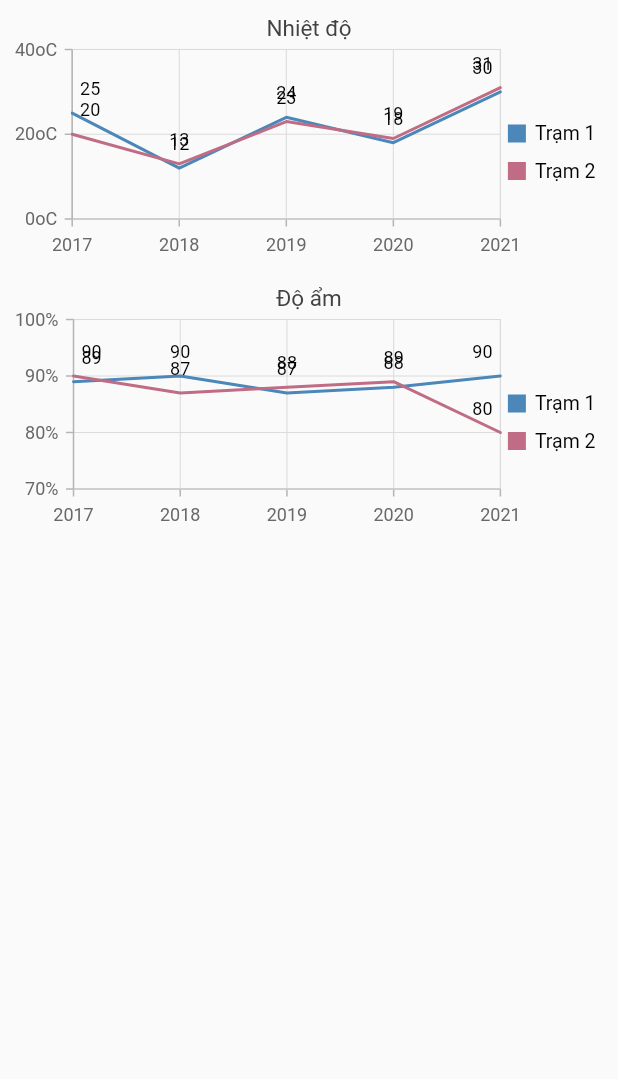
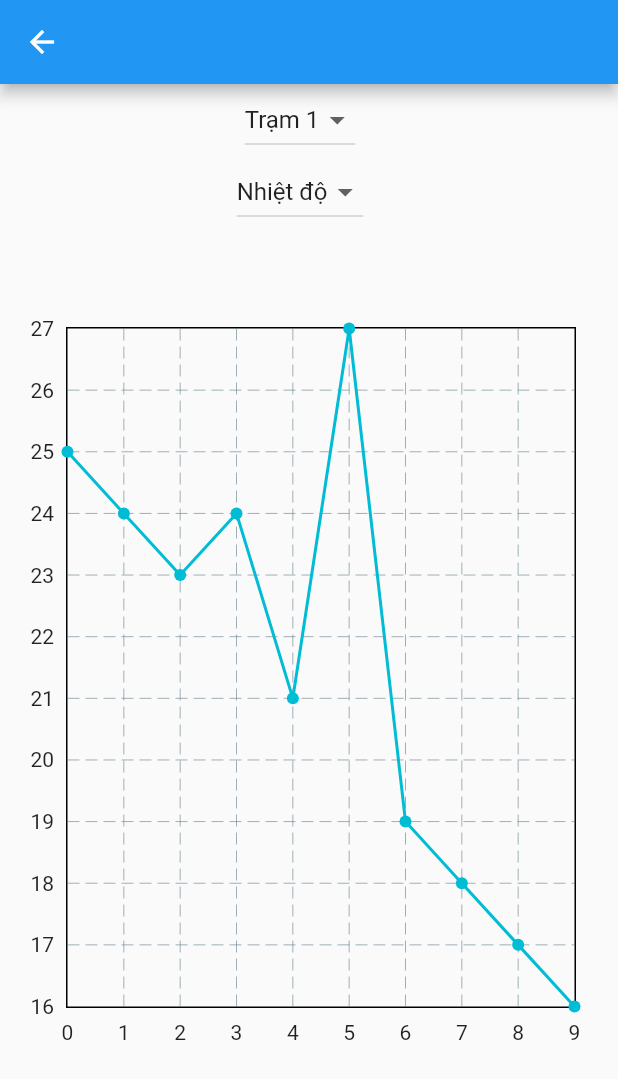
Before and after one commit to Return999999999/observe-the-environment, a Flutter app: the Charts screen opened by its route, on a phone screen of 412 x 824 dp. Shown: the top 1079 px of the screen. Run offline on Flutter 3.47's test engine with Material 2 defaults, Android fonts, the phone set to English and light mode, and no system bars; drawn by our look-alikes of fl_chart; our stand-ins replace google_maps_flutter; missing offline and left inert: mqtt_client.

Commit message:
first commit

```diff
--- a/lib/data/Charts_data.dart
+++ /dev/null
@@ -1,39 +0,0 @@
-// ignore_for_file: file_names
-
-List<DataT> getChartData() {
-  final List<DataT> chartData = [
-    DataT(2017, 25, 89),
-    DataT(2018, 12, 90),
-    DataT(2019, 24, 87),
-    DataT(2020, 18, 88),
-    DataT(2021, 30, 90)
-  ];
-  return chartData;
-}
-
-// ignore: camel_case_types
-class DataT {
-  DataT(this.year, this.T, this.H);
-  final double year;
-  final double T;
-  final double H;
-}
-
-List<salesData1> getChartData1() {
-  final List<salesData1> chartData1 = [
-    salesData1(2017, 20, 90),
-    salesData1(2018, 13, 87),
-    salesData1(2019, 23, 88),
-    salesData1(2020, 19, 89),
-    salesData1(2021, 31, 80)
-  ];
-  return chartData1;
-}
-
-// ignore: camel_case_types
-class salesData1 {
-  salesData1(this.year, this.sales, this.H);
-  final double year;
-  final double sales;
-  final double H;
-}
--- a/lib/data/Location_item.dart
+++ /dev/null
@@ -1,26 +0,0 @@
-// ignore_for_file: file_names
-
-enum ColorLabel {
-  socTrang('1', 'Sóc Trăng'),
-  canTho('2', 'Cần Thơ'),
-  vinhLong('3', 'Vĩnh Long'),
-  traVinh('4', 'Trà Vinh'),
-  anGiang('5', 'An Giang');
-
-  const ColorLabel(this.id, this.label);
-  final String label;
-  final String id;
-}
-
-enum IconLabel {
-  tram1ST('1', 'Trạm 1', '26oC', '90%'),
-  tram2ST('1', 'Trạm 2', '30oC', '89%'),
-  tram3CT('2', 'Trạm 3', '31oC', '90%'),
-  tram4CT('2', 'Trạm 4', '29oC', '88%');
-
-  const IconLabel(this.id, this.label, this.temperature, this.humidity);
-  final String id;
-  final String label;
-  final String temperature;
-  final String humidity;
-}
--- a/lib/page/quantrac/Charts.dart
+++ b/lib/page/quantrac/Charts.dart
@@ -1,91 +1,117 @@
 // ignore_for_file: file_names
+
 import 'package:flutter/material.dart';
-import 'package:luanvan/data/Charts_data.dart';
-import 'package:syncfusion_flutter_charts/charts.dart';
+import 'package:fl_chart/fl_chart.dart';
 
 class Charts extends StatefulWidget {
   const Charts({super.key});
 
   @override
-  State<Charts> createState() => _SettingsState();
+  State<Charts> createState() => _ChartsState();
 }
 
-class _SettingsState extends State<Charts> {
-  late List<DataT> _chartData;
-  late TooltipBehavior _tooltipBehavior;
-  late List<salesData1> _chartData1;
+class _ChartsState extends State<Charts> {
+  Map<String, dynamic> stationData = {
+    "station1": {
+      "temperature": [25, 24, 23, 24, 21, 27, 19, 18, 17, 16],
+      "humidity": [60, 61, 62, 63, 64, 65, 66, 67, 68, 69],
+      "pressure": [101, 102, 101, 103, 104, 102, 103, 100, 102, 101]
+    },
+    "station2": {
+      "temperature": [28, 27, 26, 25, 24, 23, 22, 21, 20, 19],
+      "humidity": [55, 56, 57, 58, 59, 60, 61, 62, 63, 64],
+      "pressure": [101, 102, 101, 103, 104, 102, 103, 100, 102, 101]
+    }
+  };
 
-  @override
-  void initState() {
-    _chartData = getChartData();
-    _tooltipBehavior = TooltipBehavior(enable: true);
-    super.initState();
-    _chartData1 = getChartData1();
+  String selectedStation = 'station1';
+  String selectedParameter = 'temperature';
+
+  void _updateChartSeries(String station) {
+    setState(() {
+      selectedStation = station;
+    });
   }
 
   @override
   Widget build(BuildContext context) {
+    List<int> selectedData =
+        stationData[selectedStation][selectedParameter].cast<int>();
+
     return Scaffold(
+      appBar: AppBar(),
       body: Column(
         children: [
+          DropdownButton<String>(
+            value: selectedStation,
+            items: stationData.keys.map((String station) {
+              return DropdownMenuItem<String>(
+                value: station,
+                child: Text(
+                  station == 'station1'
+                      ? 'Trạm 1'
+                      : station == 'station2'
+                          ? 'Trạm 2'
+                          : station,
+                ),
+              );
+            }).toList(),
+            onChanged: (String? newValue) {
+              if (newValue != null) {
+                setState(() {
+                  _updateChartSeries(newValue);
+                });
+              }
+            },
+          ),
+          DropdownButton<String>(
+            value: selectedParameter,
+            items: ['temperature', 'humidity', 'pressure'].map((String param) {
+              return DropdownMenuItem<String>(
+                value: param,
+                child: Text(
+                  param == 'temperature'
+                      ? 'Nhiệt độ'
+                      : param == 'humidity'
+                          ? 'Độ ẩm'
+                          : param == 'pressure'
+                              ? 'Áp xuất'
+                              : param,
+                ),
+              );
+            }).toList(),
+            onChanged: (String? newValue) {
+              if (newValue != null) {
+                setState(() {
+                  selectedParameter = newValue;
+                });
+              }
+            },
+          ),
+          const SizedBox(
+            height: 50,
+          ),
           SizedBox(
-          height: 180,
-          child: SfCartesianChart(
-            title:
-                ChartTitle(text: 'Nhiệt độ', alignment: ChartAlignment.center),
-            legend: const Legend(isVisible: true),
-            tooltipBehavior: _tooltipBehavior,
-            series: <ChartSeries>[
-              LineSeries<DataT, double>(
-                  name: 'Trạm 1',
-                  dataSource: _chartData,
-                  xValueMapper: (DataT T, _) => T.year,
-                  yValueMapper: (DataT T, _) => T.T,
-                  dataLabelSettings: const DataLabelSettings(isVisible: true),
-                  enableTooltip: true),
-              LineSeries<salesData1, double>(
-                  name: 'Trạm 2',
-                  dataSource: _chartData1,
-                  xValueMapper: (salesData1 sales1, _) => sales1.year,
-                  yValueMapper: (salesData1 sales1, _) => sales1.sales,
-                  dataLabelSettings: const DataLabelSettings(isVisible: true),
-                  enableTooltip: true)
+            width: 400,
+            height: 500,
+            child: LineChart(
+              LineChartData(
+                lineBarsData: [
+                  LineChartBarData(
+                    spots: selectedData.asMap().entries.map((e) {
+                      return FlSpot(e.key.toDouble(), e.value.toDouble());
+                    }).toList(),
+                  ),
                 ],
-            primaryXAxis: NumericAxis(
-              edgeLabelPlacement: EdgeLabelPlacement.shift,
-            ),
-            primaryYAxis: NumericAxis(labelFormat: '{value}oC'),
+                titlesData: const FlTitlesData(
+                  topTitles: AxisTitles(axisNameWidget: Text("")),
+                  rightTitles: AxisTitles(axisNameWidget: Text("")),
                 ),
               ),
-        SizedBox(
-          height: 180,
-          child: SfCartesianChart(
-            title: ChartTitle(text: 'Độ ẩm', alignment: ChartAlignment.center),
-            legend: const Legend(isVisible: true),
-            tooltipBehavior: _tooltipBehavior,
-            series: <ChartSeries>[
-              LineSeries<DataT, double>(
-                  name: 'Trạm 1',
-                  dataSource: _chartData,
-                  xValueMapper: (DataT T, _) => T.year,
-                  yValueMapper: (DataT T, _) => T.H,
-                  dataLabelSettings: const DataLabelSettings(isVisible: true),
-                  enableTooltip: true),
-              LineSeries<salesData1, double>(
-                  name: 'Trạm 2',
-                  dataSource: _chartData1,
-                  xValueMapper: (salesData1 sales1, _) => sales1.year,
-                  yValueMapper: (salesData1 sales1, _) => sales1.H,
-                  dataLabelSettings: const DataLabelSettings(isVisible: true),
-                  enableTooltip: true)
-            ],
-            primaryXAxis: NumericAxis(
-              edgeLabelPlacement: EdgeLabelPlacement.shift,
-            ),
-            primaryYAxis: NumericAxis(labelFormat: '{value}%'),
             ),
           ),
         ],
-    ));
+      ),
+    );
   }
 }
--- a/lib/page/quantrac/Location.dart
+++ b/lib/page/quantrac/Location.dart
@@ -1,4 +1,4 @@
-// ignore_for_file: non_constant_identifier_names, avoid_print, duplicate_ignore, unnecessary_new, depend_on_referenced_packages
+// ignore_for_file: non_constant_identifier_names, avoid_print, duplicate_ignore, unnecessary_new, depend_on_referenced_packages, file_names
 
 import 'dart:convert';
 
--- a/pubspec.yaml
+++ b/pubspec.yaml
@@ -39,6 +39,7 @@ dependencies:
   intl: ^0.18.1
   syncfusion_flutter_charts: ^23.1.42
   mqtt_client: ^10.0.0
+  fl_chart: ^0.64.0
 
 dev_dependencies:
   flutter_test:
```
Also changed, not shown: pubspec.lock. Lines whose indentation alone changed are shown as unchanged.
